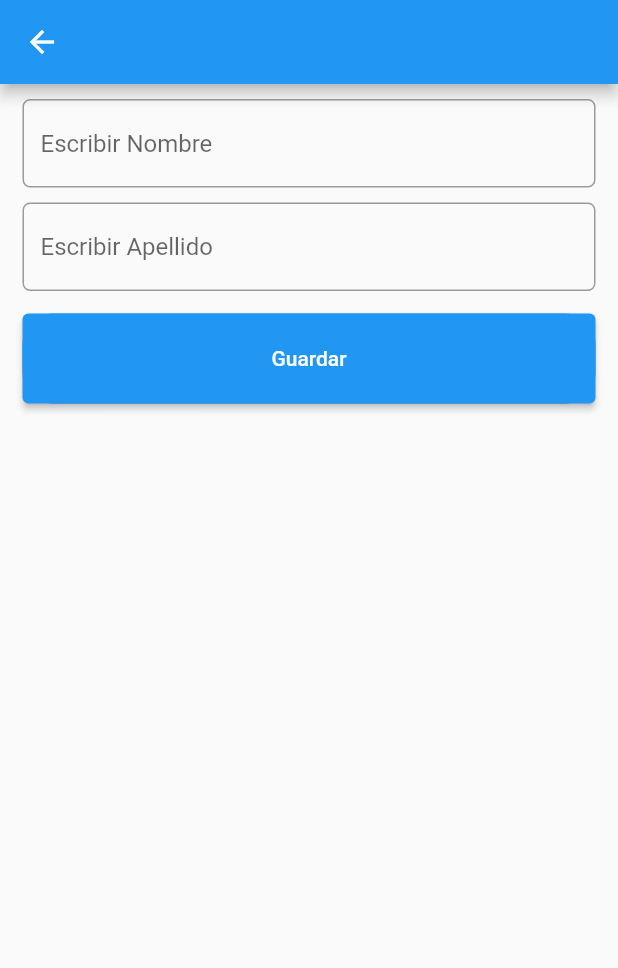
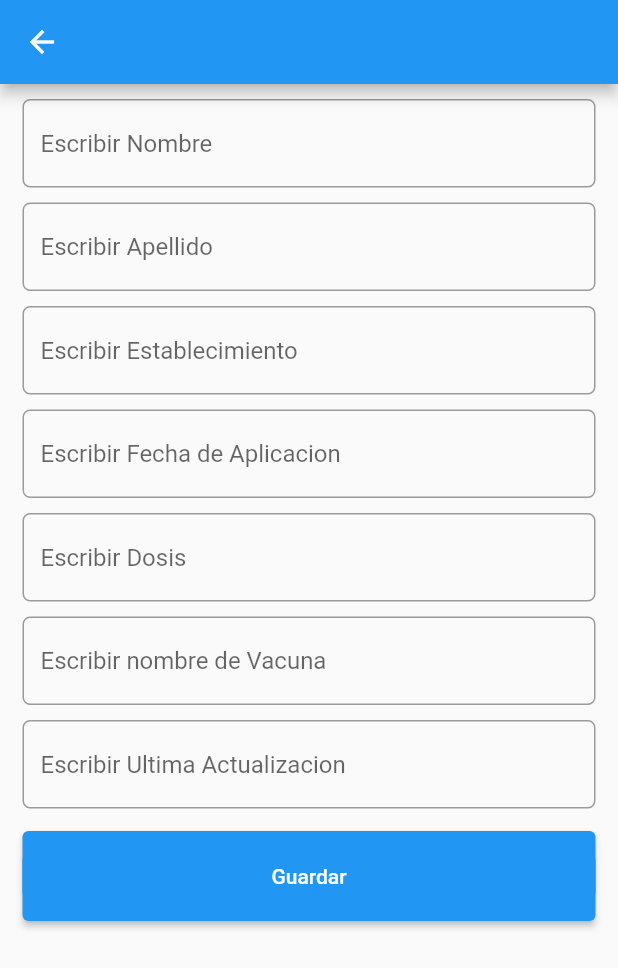
Before and after one commit to maurogimenezb/proyecto_dart, a Flutter app: the screen it shows after launch, after a tap on the "create" icon, on a phone screen of 412 x 824 dp. Shown: the top 968 px of the screen. Run offline on Flutter 3.47's test engine with Material 2 defaults, Android fonts, the phone set to English and light mode, and no system bars; our stand-ins replace sqflite; missing offline and left inert: dart:ffi; accounts and stored records are empty.

Commit message:
Actualizacion 31/10 2.0

```diff
--- a/lib/create_todo/create_todo.dart
+++ b/lib/create_todo/create_todo.dart
@@ -6,9 +6,12 @@ import 'package:todo_repository/todo_repositories.dart';
 class CreateTodo extends StatelessWidget {
   TextEditingController teNombre = TextEditingController();
   TextEditingController teApellido = TextEditingController();
-  //TextEditingController teCi = TextEditingController();
-  //TextEditingValue teCI = TextEditingValue();
-
+  TextEditingController teCi = TextEditingController();
+  TextEditingController teEstabl = TextEditingController();
+  TextEditingController teFecha = TextEditingController();
+  TextEditingController teDosis = TextEditingController();
+  TextEditingController teVacuna = TextEditingController();
+  TextEditingController teActual = TextEditingController();
 
   CreateTodo({super.key});
 
@@ -34,6 +37,7 @@ class CreateTodo extends StatelessWidget {
                 )),
             ),
           ),
+
           Container(
             margin: const EdgeInsets.only(
               top: 10,
@@ -51,6 +55,90 @@ class CreateTodo extends StatelessWidget {
             ),
           ),
 
+            Container(
+            margin: const EdgeInsets.only(
+              top: 10,
+              left: 15,
+              right: 15,
+            ),
+            child: TextField (
+              controller: teEstabl,
+              decoration: const InputDecoration(
+                hintText: 'Escribir Establecimiento',
+                border: OutlineInputBorder(
+                  borderRadius: BorderRadius.all(Radius.circular(5),
+                  ),
+                )),
+            ),
+          ),
+
+          Container(
+            margin: const EdgeInsets.only(
+              top: 10,
+              left: 15,
+              right: 15,
+            ),
+            child: TextField (
+              controller: teFecha,
+              decoration: const InputDecoration(
+                hintText: 'Escribir Fecha de Aplicacion',
+                border: OutlineInputBorder(
+                  borderRadius: BorderRadius.all(Radius.circular(5),
+                  ),
+                )),
+            ),
+          ),
+
+            Container(
+            margin: const EdgeInsets.only(
+              top: 10,
+              left: 15,
+              right: 15,
+            ),
+            child: TextField (
+              controller: teDosis,
+              decoration: const InputDecoration(
+                hintText: 'Escribir Dosis',
+                border: OutlineInputBorder(
+                  borderRadius: BorderRadius.all(Radius.circular(5),
+                  ),
+                )),
+            ),
+          ),
+
+            Container(
+            margin: const EdgeInsets.only(
+              top: 10,
+              left: 15,
+              right: 15,
+            ),
+            child: TextField (
+              controller: teVacuna,
+              decoration: const InputDecoration(
+                hintText: 'Escribir nombre de Vacuna',
+                border: OutlineInputBorder(
+                  borderRadius: BorderRadius.all(Radius.circular(5),
+                  ),
+                )),
+            ),
+          ),
+
+            Container(
+            margin: const EdgeInsets.only(
+              top: 10,
+              left: 15,
+              right: 15,
+            ),
+            child: TextField (
+              controller: teActual,
+              decoration: const InputDecoration(
+                hintText: 'Escribir Ultima Actualizacion',
+                border: OutlineInputBorder(
+                  borderRadius: BorderRadius.all(Radius.circular(5),
+                  ),
+                )),
+            ),
+          ),
 
           Container(
             width:  double.infinity,
@@ -66,9 +154,16 @@ class CreateTodo extends StatelessWidget {
                   //id: 0,
                   nombre: teNombre.text,
                   apellido: teApellido.text,
-                  //ci: teCi.text,
+                  ci: teCi.text,
+                  establ: teEstabl.text,
+                  fecha: teFecha.text,
+                  dosis: teDosis.text,
+                  vacuna: teVacuna.text,
+                  actual: teActual.text,
 
                   );
+
+
 
                   TodoRepository().addTodo(todo);
                   Navigator.pop(context);
--- a/lib/home_scren.dart
+++ b/lib/home_scren.dart
@@ -18,6 +18,14 @@ class _HomeScreenState extends State <HomeScreen> {
 Widget build (BuildContext context) {
   return Scaffold(
     appBar: AppBar(
+      actions: [
+        IconButton(
+          onPressed: (){
+            TodoRepository().deleteAllTasks();
+          },
+          icon: const Icon(Icons.delete),
+        ),
+      ],
       title: Container(
         width: double.infinity,
         height: 40,
@@ -78,10 +86,10 @@ Widget build (BuildContext context) {
                     ),
                     child: Card (
                       child: ListTile (
-                        title: Text(todo[index].nombre + ' ' + todo[index].apellido + ' ' + todo[index].nombre,
+                        title: Text(todo[index].nombre + ' ' + todo[index].apellido,
                           //todo[index].nombre,
-                        ),
-                        /* trailing: IconButton (
+                        ),/*
+                         trailing: IconButton (
                           onPressed: () {
                             setState(() {
                               TodoRepository().deleteTodoId(todo[index].id);
@@ -94,7 +102,7 @@ Widget build (BuildContext context) {
                         ),*/
                         subtitle: Text (
                          // todo[index].id.toString(),
-                          todo[index].nombre,
+                          todo[index].vacuna,
 
                         ),
 
--- a/packages/todo_models/lib/todo_model.dart
+++ b/packages/todo_models/lib/todo_model.dart
@@ -1,24 +1,24 @@
 class TodoModel {
-  //final int id;
+  //final int ? id;
   final String nombre;
   final String apellido;
-  //final String ci;
-  /*final String establ;
+  final String ci;
+  final String establ;
   final String fecha;
-  final int dosis;
+  final String dosis;
   final String vacuna;
-  final String actual;*/
+  final String actual;
 
   TodoModel ({
-    //required this.id,
+    //this.id,
     required this.nombre,
     required this.apellido,
-    //required this.ci,
-    //required this.establ,
-    //required this.fecha,
-    //required this.dosis,
-   // required this.vacuna,
-   // required this.actual,
+    required this.ci,
+    required this.establ,
+    required this.fecha,
+    required this.dosis,
+    required this.vacuna,
+    required this.actual,
 
   });
 
--- a/packages/todo_repository/lib/todo_repositories.dart
+++ b/packages/todo_repository/lib/todo_repositories.dart
@@ -5,17 +5,17 @@ import 'package:todo_services/database.dart';
 
 class TodoRepository {
 Future <void> addTodo(TodoModel todo) async { //Posible error en TodoModel
+//final getAllTodoD = await getAllTodo();
 await DBProvider.db.addTodo(DBTodo(
 //id: todo.id,
 nombre: todo.nombre,
 apellido: todo.apellido,
-//ci: todo.ci,
-/*establ: todo.establ,
+ci: todo.ci,
+establ: todo.establ,
 fecha: todo.fecha,
-cedula: todo.cedula,
 dosis: todo.dosis,
 vacuna: todo.vacuna,
-actual: todo.actual,*/
+actual: todo.actual,
 ));
 }
 //Paso 4
@@ -23,10 +23,15 @@ Future <List<TodoModel>> getAllTodo() async {
   final tt = await DBProvider.db.getAllTodo();
   return tt.
   map((e) => TodoModel(
-       //id: e.id,
+      // id: e.id,
        nombre: e.nombre,
        apellido: e.apellido,
-       //ci: e.ci,
+       ci: e.ci,
+       establ: e.establ,
+       fecha: e.fecha,
+       dosis: e.dosis,
+       vacuna: e.vacuna,
+       actual: e.actual,
 
        )).
        toList();
@@ -38,11 +43,22 @@ Future <List<TodoModel>> searchTodo (String keyword) async {
   return tt
   .map((e) => TodoModel(
     nombre: e.nombre,
-    apellido: e.apellido,))
+    apellido: e.apellido,
+    ci: e.ci,
+    establ: e.establ,
+    fecha: e.fecha,
+    dosis: e.dosis,
+    vacuna: e.vacuna,
+    actual: e.actual,
+    ))
     .toList();
 }
 
 Future<void> deleteTodoId (int id) async {
   await DBProvider.db.deleteTodoId(id);
 }
+
+Future<void> deleteAllTasks () async {
+  await DBProvider.db.deleteAllTasks();
 }
+}
--- a/packages/todo_services/lib/data_models/dbtodo.dart
+++ b/packages/todo_services/lib/data_models/dbtodo.dart
@@ -4,26 +4,23 @@ class DBTodo {
   //int id;
   String nombre;
   String apellido;
-  //String ci;
-  /*String establ;
+  String ci;
+  String establ;
   String fecha;
-  int cedula;
-  int dosis;
+  String dosis;
   String vacuna;
-  String actual;*/
+  String actual;
 
   DBTodo ({
-   //this.id = 0,
+  // this.id = 0,
     this.nombre = '',
     this.apellido = '',
-    //this.ci = '',
-
-   /* this.establ = '',
+    this.ci = '',
+    this.establ = '',
     this.fecha = '',
-    this.cedula = 0,
-    this.dosis = 0,
+    this.dosis = '',
     this.vacuna = '',
-    this.actual = '',*/
+    this.actual = '',
 
   });
 
@@ -31,12 +28,12 @@ class DBTodo {
    // id: json ['id'] ?? 0,
     nombre: json ['nombre'] ?? '',
     apellido: json ['apellido'] ?? '',
-    /*establ: json ['establ'] ?? '',
+    ci: json ['ci'] ?? '',
+    establ: json ['establ'] ?? '',
     fecha: json ['fecha'] ?? '',
-    cedula: json ['cedula'] ?? 0,
-    dosis: json ['dosis'] ?? 0,
+    dosis: json ['dosis'] ?? '',
     vacuna: json ['vacuna'] ?? '',
-    actual: json ['actual'] ?? '',*/
+    actual: json ['actual'] ?? '',
 
   );
 
@@ -44,12 +41,12 @@ class DBTodo {
     //"id": id,
     "nombre": nombre,
     "apellido": apellido,
-   /* "establ": establ,
+    "ci": ci,
+    "establ": establ,
     "fecha": fecha,
-    "cedula": cedula,
     "dosis": dosis,
     "vacuna": vacuna,
-    "actual": actual,*/
+    "actual": actual,
   };
 
 }
--- a/packages/todo_services/lib/database.dart
+++ b/packages/todo_services/lib/database.dart
@@ -22,8 +22,13 @@ iniDB () async {
     await db.execute("CREATE TABLE MY_LIST ("
         "id INTEGER PRIMARY KEY AUTOINCREMENT NOT NULL,"
         "nombre TEXT,"
-        "apellido TEXT"
-
+        "apellido TEXT,"
+        "ci TEXT,"
+        "establ TEXT,"
+        "fecha TEXT,"
+        "dosis TEXT,"
+        "vacuna TEXT,"
+        "actual TEXT"
 
         ")");
       });
@@ -32,9 +37,9 @@ iniDB () async {
 addTodo (DBTodo todo) async {
   final db = await database;
   var raw = await db.rawInsert(
-    "INSERT Into MY_LIST (nombre ,apellido)"
-  " VALUES (?,?)",
-  [todo.nombre, todo.apellido],
+    "INSERT Into MY_LIST (nombre ,apellido ,ci ,establ ,fecha ,dosis ,vacuna ,actual)"
+  " VALUES (?,?,?,?,?,?,?,?)",
+  [todo.nombre, todo.apellido, todo.ci, todo.establ, todo.fecha, todo.dosis, todo.vacuna, todo.actual],
   );
   return raw;
 }
@@ -52,6 +57,11 @@ final db = await database;
 return db.delete("MY_LIST", where: "id = ?", whereArgs: [id]);
 }
 
+deleteAllTasks () async {
+  final db = await database;
+  return db.rawDelete("Delete FROM MY_LIST");
+}
+
 Future <List<DBTodo>> searchTodo (String keyword) async {
   final db = await database;
   List<Map<String, dynamic>> result =
```
